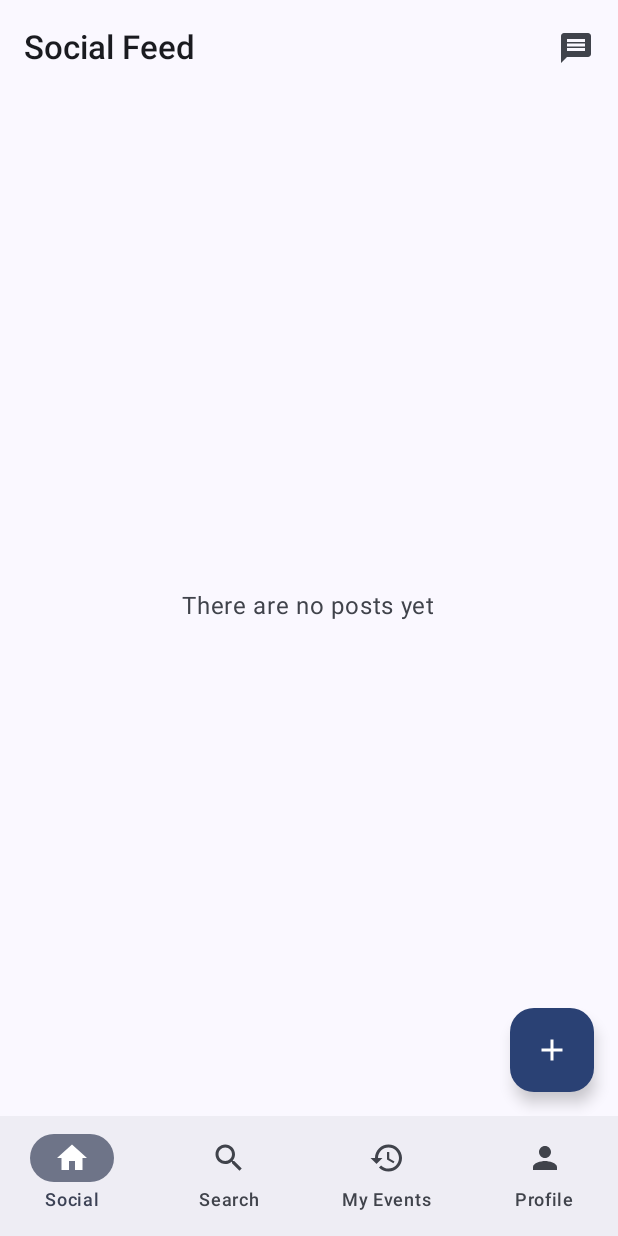
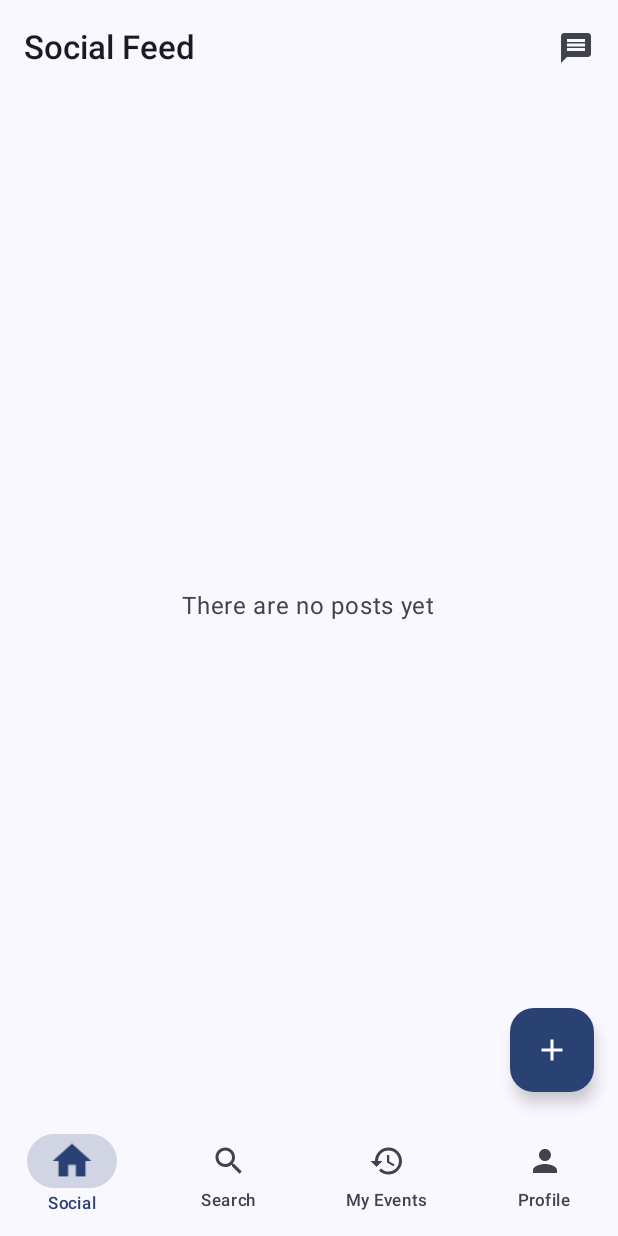
Before and after one commit to memreyildirim/MatchHuntGP, an Android app built with Jetpack Compose: the MainScreen screen opened through its navigation route, on a phone screen of 412 x 824 dp. Run offline under Robolectric (Android 15) with nearby library versions, the phone set to English and light mode, and no system bars; our stand-ins replace Firebase (no records; nobody signed in at launch, a user with empty details on screens opened directly), accompanist; pictures from the network do not load.

```diff
--- a/app/src/main/AndroidManifest.xml
+++ b/app/src/main/AndroidManifest.xml
@@ -22,7 +22,7 @@
 
         <meta-data
             android:name="com.google.android.geo.API_KEY"
-            android:value="AIzaSyBTFJiyLN80dkOs8H3Pn1wLBHkMe1EDP4I" />
+            android:value="${MAPS_API_KEY}" />
 
         <activity
             android:name=".MainActivity"
--- a/app/src/main/java/com/emreyildirim/matchhuntv1/ui/screens/MainScreen.kt
+++ b/app/src/main/java/com/emreyildirim/matchhuntv1/ui/screens/MainScreen.kt
@@ -1,13 +1,19 @@
 package com.emreyildirim.matchhuntv1.ui.screens
 
+import androidx.compose.animation.*
+import androidx.compose.animation.core.tween
 import androidx.compose.foundation.layout.height
 import androidx.compose.foundation.layout.padding
+import androidx.compose.foundation.layout.size
+import androidx.compose.foundation.shape.RoundedCornerShape
 import androidx.compose.material.icons.Icons
 import androidx.compose.material.icons.filled.*
 import androidx.compose.material3.*
 import androidx.compose.runtime.Composable
 import androidx.compose.runtime.getValue
 import androidx.compose.ui.Modifier
+import androidx.compose.ui.draw.clip
+import androidx.compose.ui.draw.scale
 import androidx.compose.ui.unit.dp
 import androidx.navigation.NavController
 import androidx.navigation.compose.*
@@ -30,15 +36,61 @@ fun MainScreen(rootNavController: NavController) {
 
     Scaffold(
         bottomBar = {
-            NavigationBar {
+            NavigationBar(
+                containerColor = MaterialTheme.colorScheme.surface,
+                modifier = Modifier
+                    .clip(RoundedCornerShape(topStart = 24.dp, topEnd = 24.dp))
+            ) {
                 val navBackStackEntry by bottomNavController.currentBackStackEntryAsState()
                 val currentRoute = navBackStackEntry?.destination?.route
 
                 screens.forEach { screen ->
+                    val isSelected = currentRoute == screen.route
+
                     NavigationBarItem(
-                        icon = { Icon(screen.icon, contentDescription = screen.label) },
-                        label = { Text(screen.label) },
-                        selected = currentRoute == screen.route,
+                        icon = {
+                            AnimatedContent(
+                                targetState = isSelected,
+                                transitionSpec = {
+                                    fadeIn(animationSpec = tween(300)) togetherWith
+                                    fadeOut(animationSpec = tween(300))
+                                },
+                                label = "icon_animation"
+                            ) { selected ->
+                                Icon(
+                                    screen.icon,
+                                    contentDescription = screen.label,
+                                    modifier = Modifier
+                                        .size(if (selected) 28.dp else 24.dp)
+                                        .scale(if (selected) 1.1f else 1f),
+                                    tint = if (selected) MaterialTheme.colorScheme.primary else MaterialTheme.colorScheme.onSurfaceVariant
+                                )
+                            }
+                        },
+                        label = {
+                            AnimatedContent(
+                                targetState = isSelected,
+                                transitionSpec = {
+                                    fadeIn(animationSpec = tween(300)) togetherWith
+                                    fadeOut(animationSpec = tween(300))
+                                },
+                                label = "label_animation"
+                            ) { selected ->
+                                Text(
+                                    screen.label,
+                                    style = MaterialTheme.typography.labelSmall,
+                                    color = if (selected) MaterialTheme.colorScheme.primary else MaterialTheme.colorScheme.onSurfaceVariant
+                                )
+                            }
+                        },
+                        selected = isSelected,
+                        colors = NavigationBarItemDefaults.colors(
+                            selectedIconColor = MaterialTheme.colorScheme.primary,
+                            selectedTextColor = MaterialTheme.colorScheme.primary,
+                            indicatorColor = MaterialTheme.colorScheme.primary.copy(alpha = 0.2f),
+                            unselectedIconColor = MaterialTheme.colorScheme.onSurfaceVariant,
+                            unselectedTextColor = MaterialTheme.colorScheme.onSurfaceVariant
+                        ),
                         onClick = {
                             bottomNavController.navigate(screen.route) {
                                 popUpTo(bottomNavController.graph.startDestinationId) {
--- a/app/src/main/java/com/emreyildirim/matchhuntv1/ui/theme/Color.kt
+++ b/app/src/main/java/com/emreyildirim/matchhuntv1/ui/theme/Color.kt
@@ -26,6 +26,9 @@ val OnSecondaryDark = Color(0xFF000000)
 val OnBackgroundDark = Color(0xFFFFFFFF)
 val OnSurfaceDark = Color(0xFFFFFFFF)
 
+val denemeTuruncu = Color(0xFFFF5722)
+val denemeAppYeşil = Color(0xFF71E301)
+
 val Purple80 = Color(0xFF9575CD)
 val PurpleGrey80 = Color(0xFFB39DDB)
 val Pink80 = Color(0xFFBA68C8)
```
Also changed, not shown: app/build.gradle.kts (+13 -0 lines), app/src/main/java/com/emreyildirim/matchhuntv1/ui/screens/EditMyEventScreen.kt (+14 -0 lines), app/src/main/java/com/emreyildirim/matchhuntv1/ui/viewmodel/EventViewModel.kt (+32 -0 lines), 2 other files.
